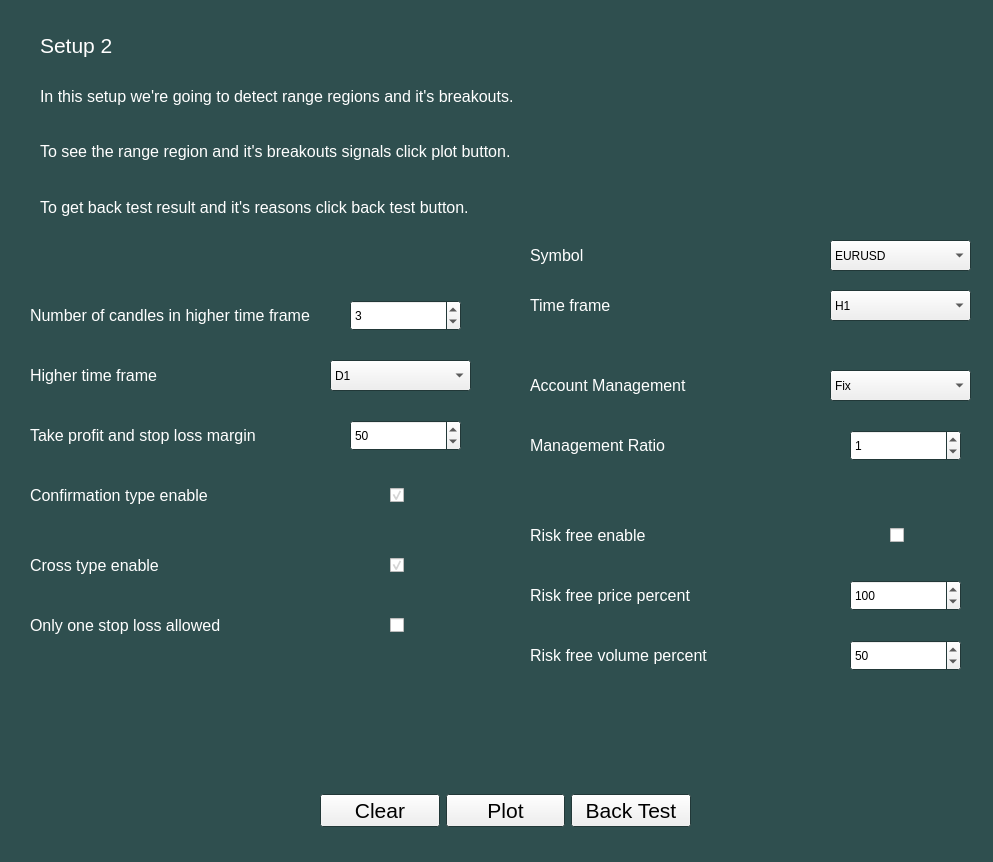
Before: the Qt Designer form setup2.ui in aliamiryan99/Cyrus, drawn with Qt 5.
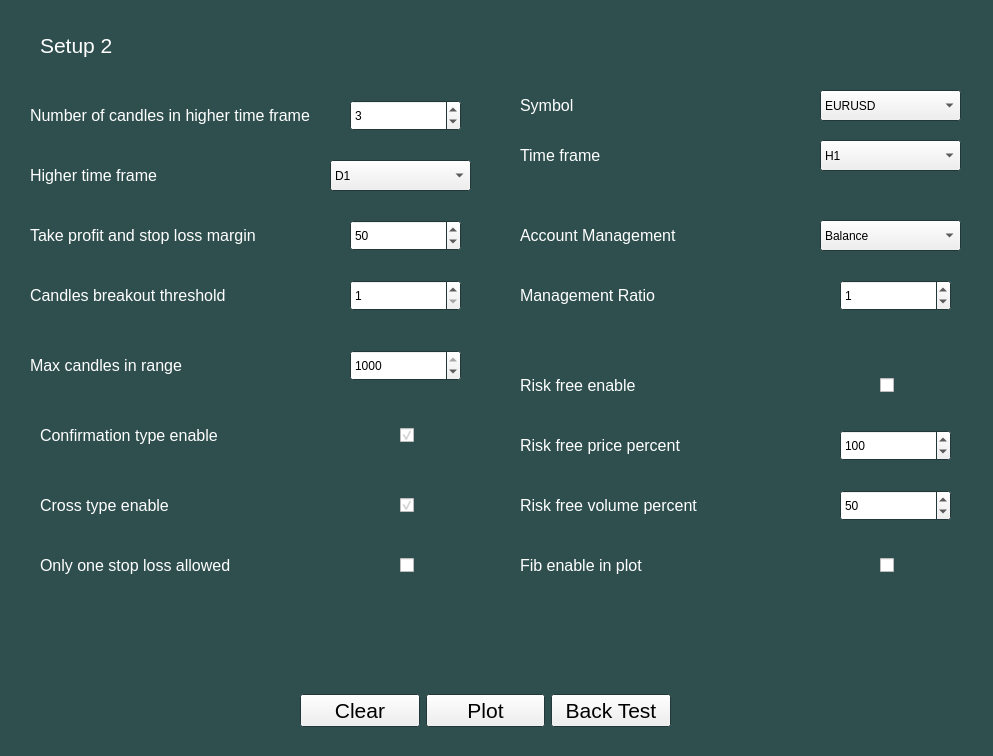
After: the same form once the commit is applied.

Commit message: Edit Range Region

```diff
--- a/setup2.ui
+++ b/setup2.ui
@@ -7,7 +7,7 @@
     <x>0</x>
     <y>0</y>
     <width>993</width>
-    <height>862</height>
+    <height>756</height>
    </rect>
   </property>
   <property name="palette">
@@ -170,7 +170,7 @@
     <property name="geometry">
      <rect>
       <x>350</x>
-      <y>300</y>
+      <y>100</y>
       <width>111</width>
       <height>31</height>
      </rect>
@@ -192,7 +192,7 @@
     <property name="geometry">
      <rect>
       <x>330</x>
-      <y>360</y>
+      <y>160</y>
       <width>141</width>
       <height>31</height>
      </rect>
@@ -235,7 +235,7 @@
     <property name="geometry">
      <rect>
       <x>30</x>
-      <y>290</y>
+      <y>90</y>
       <width>311</width>
       <height>51</height>
      </rect>
@@ -320,7 +320,7 @@
     <property name="geometry">
      <rect>
       <x>30</x>
-      <y>350</y>
+      <y>150</y>
       <width>311</width>
       <height>51</height>
      </rect>
@@ -405,7 +405,7 @@
     <property name="geometry">
      <rect>
       <x>30</x>
-      <y>410</y>
+      <y>210</y>
       <width>251</width>
       <height>51</height>
      </rect>
@@ -490,7 +490,7 @@
     <property name="geometry">
      <rect>
       <x>350</x>
-      <y>420</y>
+      <y>220</y>
       <width>111</width>
       <height>31</height>
      </rect>
@@ -511,8 +511,8 @@
    <widget class="QCheckBox" name="type1_enable_ckb">
     <property name="geometry">
      <rect>
-      <x>390</x>
-      <y>480</y>
+      <x>400</x>
+      <y>420</y>
       <width>31</width>
       <height>31</height>
      </rect>
@@ -540,8 +540,8 @@
    <widget class="QLabel" name="label_8">
     <property name="geometry">
      <rect>
-      <x>30</x>
-      <y>470</y>
+      <x>40</x>
+      <y>410</y>
       <width>251</width>
       <height>51</height>
      </rect>
@@ -625,8 +625,8 @@
    <widget class="QCheckBox" name="type2_enable_ckb">
     <property name="geometry">
      <rect>
-      <x>390</x>
-      <y>550</y>
+      <x>400</x>
+      <y>490</y>
       <width>31</width>
       <height>31</height>
      </rect>
@@ -654,8 +654,8 @@
    <widget class="QLabel" name="label_9">
     <property name="geometry">
      <rect>
-      <x>30</x>
-      <y>540</y>
+      <x>40</x>
+      <y>480</y>
       <width>251</width>
       <height>51</height>
      </rect>
@@ -739,8 +739,8 @@
    <widget class="QCheckBox" name="one_stop_loss_allowed_ckb">
     <property name="geometry">
      <rect>
-      <x>390</x>
-      <y>610</y>
+      <x>400</x>
+      <y>550</y>
       <width>31</width>
       <height>31</height>
      </rect>
@@ -768,8 +768,8 @@
    <widget class="QLabel" name="label_10">
     <property name="geometry">
      <rect>
-      <x>30</x>
-      <y>600</y>
+      <x>40</x>
+      <y>540</y>
       <width>251</width>
       <height>51</height>
      </rect>
@@ -853,8 +853,8 @@
    <widget class="QSpinBox" name="management_ratio_spin">
     <property name="geometry">
      <rect>
-      <x>850</x>
-      <y>430</y>
+      <x>840</x>
+      <y>280</y>
       <width>111</width>
       <height>31</height>
      </rect>
@@ -875,8 +875,8 @@
    <widget class="QLabel" name="label_11">
     <property name="geometry">
      <rect>
-      <x>530</x>
-      <y>360</y>
+      <x>520</x>
+      <y>210</y>
       <width>271</width>
       <height>51</height>
      </rect>
@@ -960,8 +960,8 @@
    <widget class="QLabel" name="label_12">
     <property name="geometry">
      <rect>
-      <x>530</x>
-      <y>420</y>
+      <x>520</x>
+      <y>270</y>
       <width>251</width>
       <height>51</height>
      </rect>
@@ -1045,20 +1045,15 @@
    <widget class="QComboBox" name="account_management_cmb">
     <property name="geometry">
      <rect>
-      <x>830</x>
-      <y>370</y>
+      <x>820</x>
+      <y>220</y>
       <width>141</width>
       <height>31</height>
      </rect>
     </property>
     <property name="currentText">
-     <string>Fix</string>
+     <string>Balance</string>
     </property>
-    <item>
-     <property name="text">
-      <string>Fix</string>
-     </property>
-    </item>
     <item>
      <property name="text">
       <string>Balance</string>
@@ -1073,8 +1068,8 @@
    <widget class="QCheckBox" name="risk_free_enable_ckb">
     <property name="geometry">
      <rect>
-      <x>890</x>
-      <y>520</y>
+      <x>880</x>
+      <y>370</y>
       <width>21</width>
       <height>31</height>
      </rect>
@@ -1102,8 +1097,8 @@
    <widget class="QLabel" name="label_13">
     <property name="geometry">
      <rect>
-      <x>530</x>
-      <y>510</y>
+      <x>520</x>
+      <y>360</y>
       <width>251</width>
       <height>51</height>
      </rect>
@@ -1187,8 +1182,8 @@
    <widget class="QSpinBox" name="risk_free_price_percent_spin">
     <property name="geometry">
      <rect>
-      <x>850</x>
-      <y>580</y>
+      <x>840</x>
+      <y>430</y>
       <width>111</width>
       <height>31</height>
      </rect>
@@ -1209,8 +1204,8 @@
    <widget class="QLabel" name="label_14">
     <property name="geometry">
      <rect>
-      <x>530</x>
-      <y>570</y>
+      <x>520</x>
+      <y>420</y>
       <width>251</width>
       <height>51</height>
      </rect>
@@ -1294,8 +1289,8 @@
    <widget class="QSpinBox" name="risk_free_volume_percent_spin">
     <property name="geometry">
      <rect>
-      <x>850</x>
-      <y>640</y>
+      <x>840</x>
+      <y>490</y>
       <width>111</width>
       <height>31</height>
      </rect>
@@ -1316,8 +1311,8 @@
    <widget class="QLabel" name="label_15">
     <property name="geometry">
      <rect>
-      <x>530</x>
-      <y>630</y>
+      <x>520</x>
+      <y>480</y>
       <width>251</width>
       <height>51</height>
      </rect>
@@ -1401,8 +1396,8 @@
    <widget class="QLabel" name="message_lbl">
     <property name="geometry">
      <rect>
-      <x>190</x>
-      <y>710</y>
+      <x>170</x>
+      <y>610</y>
       <width>651</width>
       <height>51</height>
      </rect>
@@ -1496,8 +1491,8 @@
    <widget class="QComboBox" name="symbol_cmb">
     <property name="geometry">
      <rect>
-      <x>830</x>
-      <y>240</y>
+      <x>820</x>
+      <y>90</y>
       <width>141</width>
       <height>31</height>
      </rect>
@@ -1559,8 +1554,8 @@
    <widget class="QLabel" name="label_17">
     <property name="geometry">
      <rect>
-      <x>530</x>
-      <y>230</y>
+      <x>520</x>
+      <y>80</y>
       <width>221</width>
       <height>51</height>
      </rect>
@@ -1644,8 +1639,8 @@
    <widget class="QComboBox" name="time_frame_cmb">
     <property name="geometry">
      <rect>
-      <x>830</x>
-      <y>290</y>
+      <x>820</x>
+      <y>140</y>
       <width>141</width>
       <height>31</height>
      </rect>
@@ -1697,8 +1692,8 @@
    <widget class="QLabel" name="label_18">
     <property name="geometry">
      <rect>
-      <x>530</x>
-      <y>280</y>
+      <x>520</x>
+      <y>130</y>
       <width>221</width>
       <height>51</height>
      </rect>
@@ -1779,11 +1774,11 @@
      <enum>Qt::PlainText</enum>
     </property>
    </widget>
-   <widget class="QWidget" name="">
+   <widget class="QWidget" name="layoutWidget">
     <property name="geometry">
      <rect>
-      <x>320</x>
-      <y>790</y>
+      <x>300</x>
+      <y>690</y>
       <width>371</width>
       <height>41</height>
      </rect>
@@ -1827,176 +1822,15 @@
      </item>
     </layout>
    </widget>
-   <widget class="QWidget" name="">
-    <property name="geometry">
-     <rect>
-      <x>40</x>
-      <y>71</y>
-      <width>484</width>
-      <height>161</height>
-     </rect>
-    </property>
-    <layout class="QVBoxLayout" name="verticalLayout">
-     <item>
-      <widget class="QLabel" name="label_3">
-       <property name="palette">
-        <palette>
-         <active>
-          <colorrole role="WindowText">
-           <brush brushstyle="SolidPattern">
-            <color alpha="255">
-             <red>255</red>
-             <green>255</green>
-             <blue>255</blue>
-            </color>
-           </brush>
-          </colorrole>
-          <colorrole role="Text">
-           <brush brushstyle="SolidPattern">
-            <color alpha="255">
-             <red>255</red>
-             <green>255</green>
-             <blue>255</blue>
-            </color>
-           </brush>
-          </colorrole>
-         </active>
-         <inactive>
-          <colorrole role="WindowText">
-           <brush brushstyle="SolidPattern">
-            <color alpha="255">
-             <red>255</red>
-             <green>255</green>
-             <blue>255</blue>
-            </color>
-           </brush>
-          </colorrole>
-          <colorrole role="Text">
-           <brush brushstyle="SolidPattern">
-            <color alpha="255">
-             <red>255</red>
-             <green>255</green>
-             <blue>255</blue>
-            </color>
-           </brush>
-          </colorrole>
-         </inactive>
-         <disabled>
-          <colorrole role="WindowText">
-           <brush brushstyle="SolidPattern">
-            <color alpha="255">
-             <red>120</red>
-             <green>120</green>
-             <blue>120</blue>
-            </color>
-           </brush>
-          </colorrole>
-          <colorrole role="Text">
-           <brush brushstyle="SolidPattern">
-            <color alpha="255">
-             <red>120</red>
-             <green>120</green>
-             <blue>120</blue>
-            </color>
-           </brush>
-          </colorrole>
-         </disabled>
-        </palette>
-       </property>
-       <property name="font">
-        <font>
-         <pointsize>12</pointsize>
-        </font>
-       </property>
-       <property name="text">
-        <string>In this setup we're going to detect range regions and it's breakouts. </string>
-       </property>
-       <property name="textFormat">
-        <enum>Qt::PlainText</enum>
-       </property>
-      </widget>
-     </item>
-     <item>
-      <widget class="QLabel" name="label_4">
-       <property name="palette">
-        <palette>
-         <active>
-          <colorrole role="WindowText">
-           <brush brushstyle="SolidPattern">
-            <color alpha="255">
-             <red>255</red>
-             <green>255</green>
-             <blue>255</blue>
-            </color>
-           </brush>
-          </colorrole>
-          <colorrole role="Text">
-           <brush brushstyle="SolidPattern">
-            <color alpha="255">
-             <red>255</red>
-             <green>255</green>
-             <blue>255</blue>
-            </color>
-           </brush>
-          </colorrole>
-         </active>
-         <inactive>
-          <colorrole role="WindowText">
-           <brush brushstyle="SolidPattern">
-            <color alpha="255">
-             <red>255</red>
-             <green>255</green>
-             <blue>255</blue>
-            </color>
-           </brush>
-          </colorrole>
-          <colorrole role="Text">
-           <brush brushstyle="SolidPattern">
-            <color alpha="255">
-             <red>255</red>
-             <green>255</green>
-             <blue>255</blue>
-            </color>
-           </brush>
-          </colorrole>
-         </inactive>
-         <disabled>
-          <colorrole role="WindowText">
-           <brush brushstyle="SolidPattern">
-            <color alpha="255">
-             <red>120</red>
-             <green>120</green>
-             <blue>120</blue>
-            </color>
-           </brush>
-          </colorrole>
-          <colorrole role="Text">
-           <brush brushstyle="SolidPattern">
-            <color alpha="255">
-             <red>120</red>
-             <green>120</green>
-             <blue>120</blue>
-            </color>
-           </brush>
-          </colorrole>
-         </disabled>
-        </palette>
-       </property>
-       <property name="font">
-        <font>
-         <pointsize>12</pointsize>
-        </font>
-       </property>
-       <property name="text">
-        <string>To see the range region and it's breakouts signals click plot button.</string>
-       </property>
-       <property name="textFormat">
-        <enum>Qt::PlainText</enum>
-       </property>
-      </widget>
-     </item>
-     <item>
       <widget class="QLabel" name="label_16">
+    <property name="geometry">
+     <rect>
+      <x>30</x>
+      <y>270</y>
+      <width>251</width>
+      <height>51</height>
+     </rect>
+    </property>
        <property name="palette">
         <palette>
          <active>
@@ -2067,14 +1901,254 @@
         </font>
        </property>
        <property name="text">
-        <string>To get back test result and it's reasons click back test button.</string>
+     <string>Candles breakout threshold</string>
        </property>
        <property name="textFormat">
         <enum>Qt::PlainText</enum>
        </property>
       </widget>
-     </item>
-    </layout>
+   <widget class="QSpinBox" name="candles_breakout_threshold_spin">
+    <property name="geometry">
+     <rect>
+      <x>350</x>
+      <y>280</y>
+      <width>111</width>
+      <height>31</height>
+     </rect>
+    </property>
+    <property name="toolTip">
+     <string>&lt;html&gt;&lt;head/&gt;&lt;body&gt;&lt;p&gt;Number of candles in higher time frame&lt;/p&gt;&lt;p&gt;&lt;br/&gt;&lt;/p&gt;&lt;/body&gt;&lt;/html&gt;</string>
+    </property>
+    <property name="minimum">
+     <number>1</number>
+    </property>
+    <property name="maximum">
+     <number>10</number>
+    </property>
+    <property name="value">
+     <number>1</number>
+    </property>
+   </widget>
+   <widget class="QSpinBox" name="max_candles_spin">
+    <property name="geometry">
+     <rect>
+      <x>350</x>
+      <y>350</y>
+      <width>111</width>
+      <height>31</height>
+     </rect>
+    </property>
+    <property name="toolTip">
+     <string>&lt;html&gt;&lt;head/&gt;&lt;body&gt;&lt;p&gt;Number of candles in higher time frame&lt;/p&gt;&lt;p&gt;&lt;br/&gt;&lt;/p&gt;&lt;/body&gt;&lt;/html&gt;</string>
+    </property>
+    <property name="minimum">
+     <number>1</number>
+    </property>
+    <property name="maximum">
+     <number>1000</number>
+    </property>
+    <property name="value">
+     <number>1000</number>
+    </property>
+   </widget>
+   <widget class="QLabel" name="label_19">
+    <property name="geometry">
+     <rect>
+      <x>30</x>
+      <y>340</y>
+      <width>251</width>
+      <height>51</height>
+     </rect>
+    </property>
+    <property name="palette">
+     <palette>
+      <active>
+       <colorrole role="WindowText">
+        <brush brushstyle="SolidPattern">
+         <color alpha="255">
+          <red>255</red>
+          <green>255</green>
+          <blue>255</blue>
+         </color>
+        </brush>
+       </colorrole>
+       <colorrole role="Text">
+        <brush brushstyle="SolidPattern">
+         <color alpha="255">
+          <red>255</red>
+          <green>255</green>
+          <blue>255</blue>
+         </color>
+        </brush>
+       </colorrole>
+      </active>
+      <inactive>
+       <colorrole role="WindowText">
+        <brush brushstyle="SolidPattern">
+         <color alpha="255">
+          <red>255</red>
+          <green>255</green>
+          <blue>255</blue>
+         </color>
+        </brush>
+       </colorrole>
+       <colorrole role="Text">
+        <brush brushstyle="SolidPattern">
+         <color alpha="255">
+          <red>255</red>
+          <green>255</green>
+          <blue>255</blue>
+         </color>
+        </brush>
+       </colorrole>
+      </inactive>
+      <disabled>
+       <colorrole role="WindowText">
+        <brush brushstyle="SolidPattern">
+         <color alpha="255">
+          <red>120</red>
+          <green>120</green>
+          <blue>120</blue>
+         </color>
+        </brush>
+       </colorrole>
+       <colorrole role="Text">
+        <brush brushstyle="SolidPattern">
+         <color alpha="255">
+          <red>120</red>
+          <green>120</green>
+          <blue>120</blue>
+         </color>
+        </brush>
+       </colorrole>
+      </disabled>
+     </palette>
+    </property>
+    <property name="font">
+     <font>
+      <pointsize>12</pointsize>
+     </font>
+    </property>
+    <property name="text">
+     <string>Max candles in range</string>
+    </property>
+    <property name="textFormat">
+     <enum>Qt::PlainText</enum>
+    </property>
+   </widget>
+   <widget class="QCheckBox" name="fib_enable_ckb">
+    <property name="geometry">
+     <rect>
+      <x>880</x>
+      <y>550</y>
+      <width>31</width>
+      <height>31</height>
+     </rect>
+    </property>
+    <property name="layoutDirection">
+     <enum>Qt::LeftToRight</enum>
+    </property>
+    <property name="styleSheet">
+     <string notr="true">color: rgb(255, 255, 255);
+font: 12pt &quot;MS Shell Dlg 2&quot;;</string>
+    </property>
+    <property name="text">
+     <string/>
+    </property>
+    <property name="iconSize">
+     <size>
+      <width>32</width>
+      <height>32</height>
+     </size>
+    </property>
+    <property name="checked">
+     <bool>false</bool>
+    </property>
+   </widget>
+   <widget class="QLabel" name="label_20">
+    <property name="geometry">
+     <rect>
+      <x>520</x>
+      <y>540</y>
+      <width>251</width>
+      <height>51</height>
+     </rect>
+    </property>
+    <property name="palette">
+     <palette>
+      <active>
+       <colorrole role="WindowText">
+        <brush brushstyle="SolidPattern">
+         <color alpha="255">
+          <red>255</red>
+          <green>255</green>
+          <blue>255</blue>
+         </color>
+        </brush>
+       </colorrole>
+       <colorrole role="Text">
+        <brush brushstyle="SolidPattern">
+         <color alpha="255">
+          <red>255</red>
+          <green>255</green>
+          <blue>255</blue>
+         </color>
+        </brush>
+       </colorrole>
+      </active>
+      <inactive>
+       <colorrole role="WindowText">
+        <brush brushstyle="SolidPattern">
+         <color alpha="255">
+          <red>255</red>
+          <green>255</green>
+          <blue>255</blue>
+         </color>
+        </brush>
+       </colorrole>
+       <colorrole role="Text">
+        <brush brushstyle="SolidPattern">
+         <color alpha="255">
+          <red>255</red>
+          <green>255</green>
+          <blue>255</blue>
+         </color>
+        </brush>
+       </colorrole>
+      </inactive>
+      <disabled>
+       <colorrole role="WindowText">
+        <brush brushstyle="SolidPattern">
+         <color alpha="255">
+          <red>120</red>
+          <green>120</green>
+          <blue>120</blue>
+         </color>
+        </brush>
+       </colorrole>
+       <colorrole role="Text">
+        <brush brushstyle="SolidPattern">
+         <color alpha="255">
+          <red>120</red>
+          <green>120</green>
+          <blue>120</blue>
+         </color>
+        </brush>
+       </colorrole>
+      </disabled>
+     </palette>
+    </property>
+    <property name="font">
+     <font>
+      <pointsize>12</pointsize>
+     </font>
+    </property>
+    <property name="text">
+     <string>Fib enable in plot</string>
+    </property>
+    <property name="textFormat">
+     <enum>Qt::PlainText</enum>
+    </property>
    </widget>
   </widget>
  </widget>
```
Left out of the diff: 5 changed lines with no effect on the pictures. Lines whose indentation alone changed are shown as unchanged. The commit also changes 11 other files.
